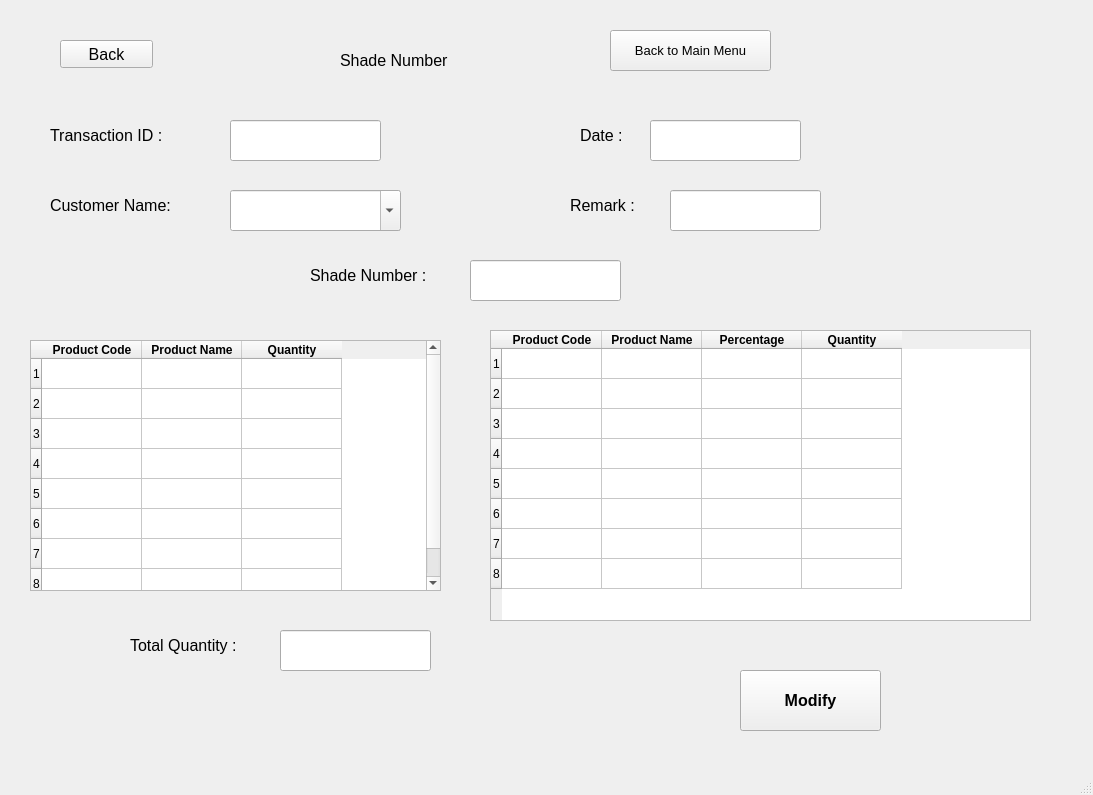
First picture: the form in UI/shade_modify.ui, repository nilay1221/Inventory_Management, before the edit.
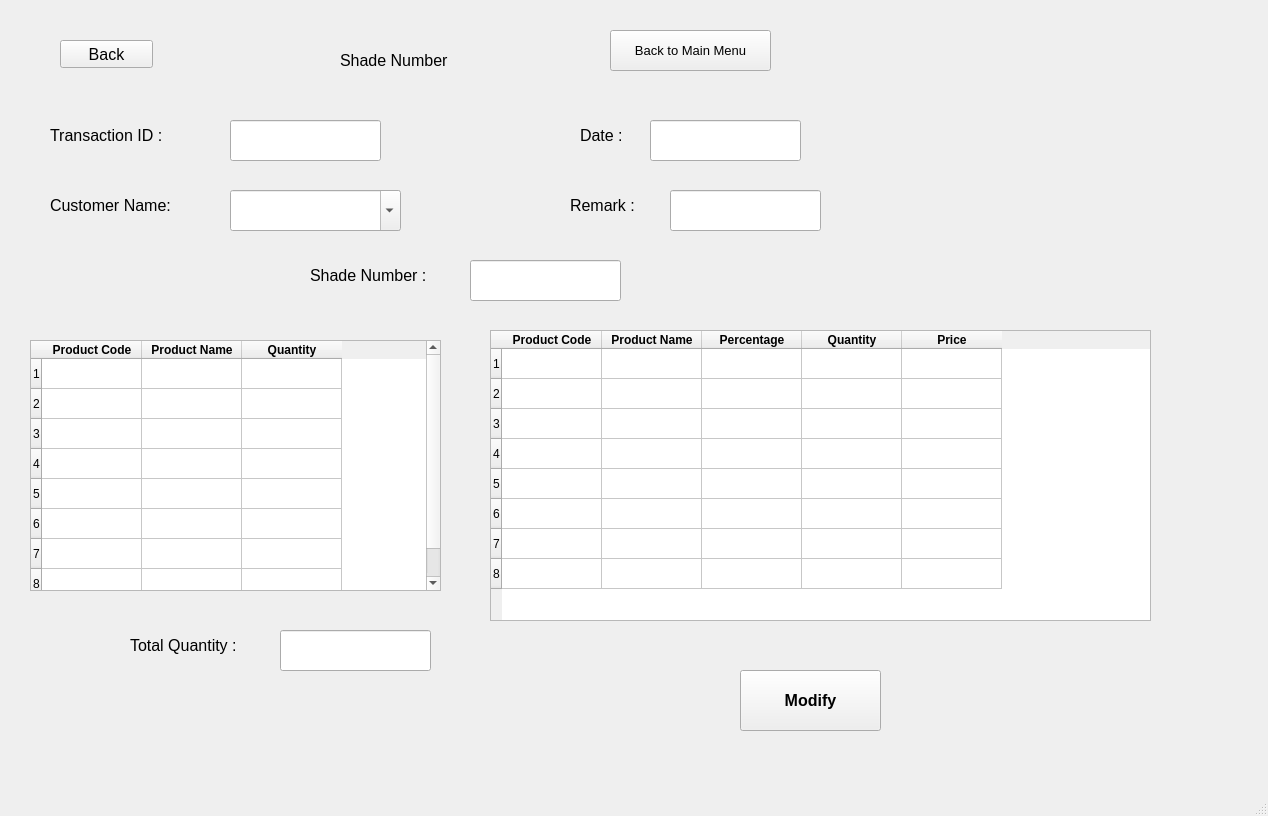
Second picture: the form after the edit.

Commit message: Added Shade Sales,Shade Stock, RM Price

What changed in the file:
```diff
--- a/UI/shade_modify.ui
+++ b/UI/shade_modify.ui
@@ -6,8 +6,8 @@
    <rect>
     <x>0</x>
     <y>0</y>
-    <width>1093</width>
-    <height>795</height>
+    <width>1268</width>
+    <height>816</height>
    </rect>
   </property>
   <property name="windowTitle">
@@ -341,7 +341,7 @@
      <rect>
       <x>490</x>
       <y>330</y>
-      <width>541</width>
+      <width>661</width>
       <height>291</height>
      </rect>
     </property>
@@ -349,7 +349,7 @@
      <number>8</number>
     </property>
     <property name="columnCount">
-     <number>4</number>
+     <number>5</number>
     </property>
     <row/>
     <row/>
@@ -403,6 +403,17 @@
       </font>
      </property>
     </column>
+    <column>
+     <property name="text">
+      <string>Price</string>
+     </property>
+     <property name="font">
+      <font>
+       <weight>75</weight>
+       <bold>true</bold>
+      </font>
+     </property>
+    </column>
     <item row="0" column="1">
      <property name="text">
       <string/>
```
The commit also changes 13 other files.
